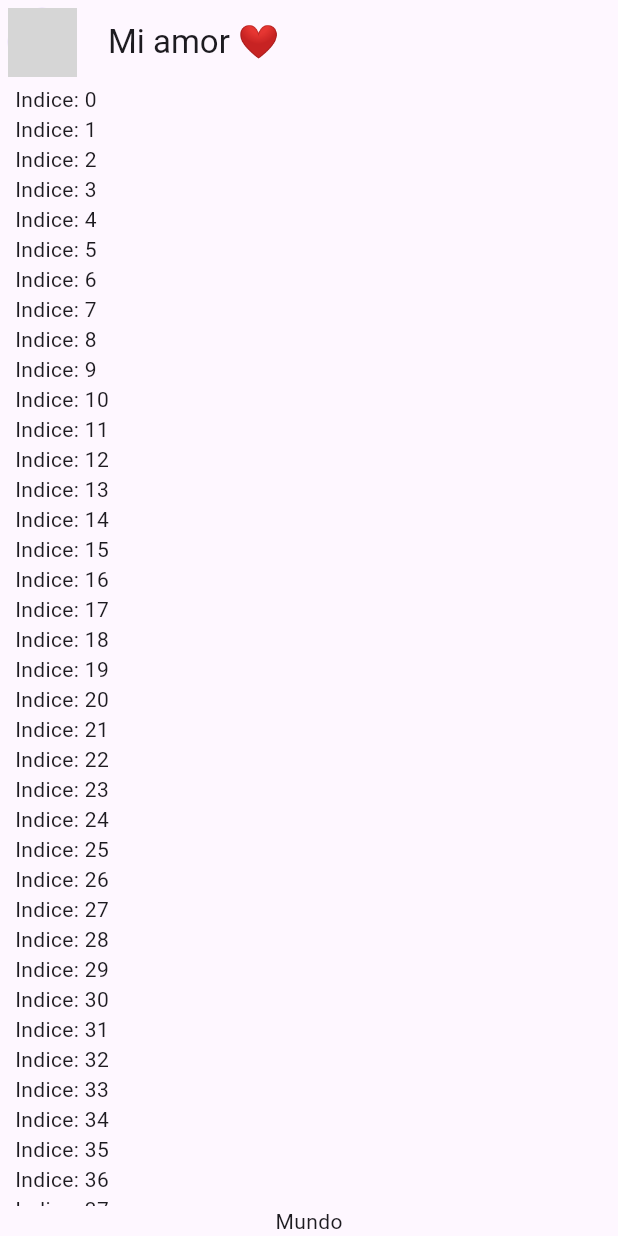
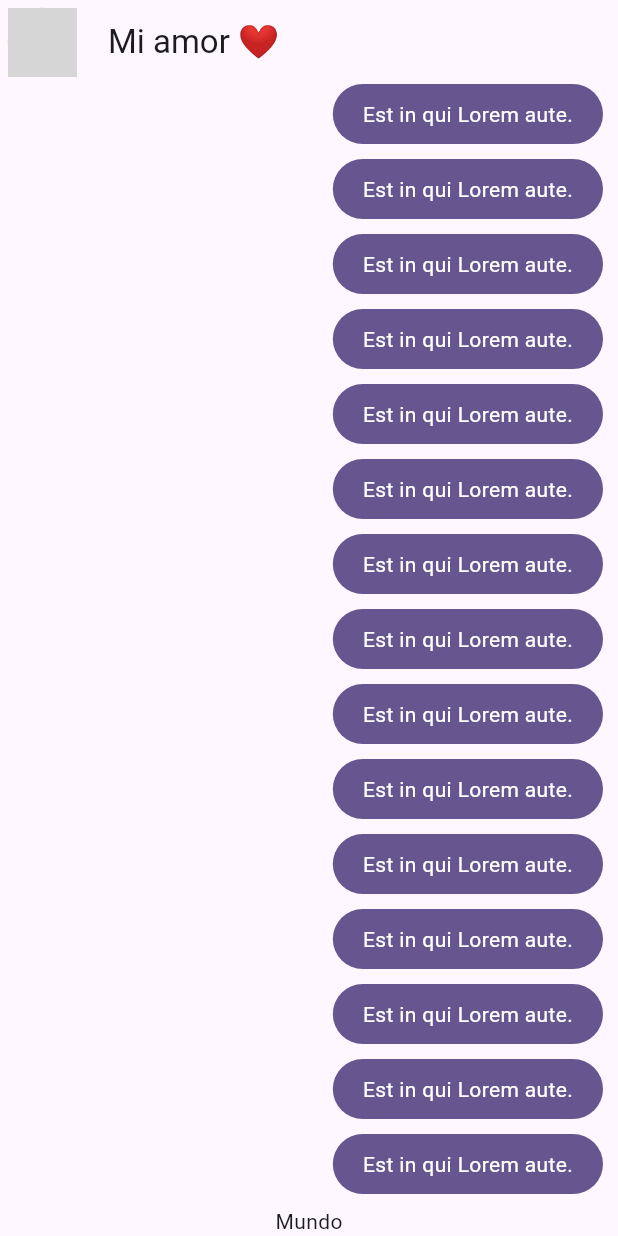
Before and after one commit to jorchev/flutter, a Flutter app: the screen it shows after launch, on a phone screen of 412 x 824 dp. Run offline on Flutter 3.47's test engine with Material 3 defaults, Android fonts, the phone set to English and light mode, and no system bars; network calls fail; grey boxes are pictures that could not be loaded.

Commit message:
Mis mensajes - Burbuja de chat

```diff
--- a/yes_no_app/lib/main.dart
+++ b/yes_no_app/lib/main.dart
@@ -1,6 +1,6 @@
 import 'package:flutter/material.dart';
 import 'package:yes_no_app/config/theme/app_theme.dart';
-import 'package:yes_no_app/presentation/chat/chat_screen.dart';
+import 'package:yes_no_app/presentation/screens/chat/chat_screen.dart';
 
 void main() => runApp(const MyApp());
 
--- a/yes_no_app/lib/presentation/chat/chat_screen.dart
+++ b/yes_no_app/lib/presentation/screens/chat/chat_screen.dart
@@ -1,6 +1,7 @@
 
 
 import 'package:flutter/material.dart';
+import 'package:yes_no_app/presentation/widgets/chat/my_message_bubble.dart';
 
 class ChatScreen extends StatelessWidget {
   const ChatScreen({super.key});
@@ -36,7 +37,7 @@ class _ChatView extends StatelessWidget {
             Expanded(child: ListView.builder(
               itemCount: 100,
               itemBuilder: (context, index) {
-              return Text('Indice: $index');
+              return const MyMessageBubble();
             })),
 
             const Text('Mundo')
--- /dev/null
+++ b/yes_no_app/lib/presentation/widgets/chat/my_message_bubble.dart
@@ -0,0 +1,28 @@
+import 'package:flutter/material.dart'; // snippet importM
+
+class MyMessageBubble extends StatelessWidget { // snippet statelessW
+  const MyMessageBubble({super.key});
+
+  @override
+  Widget build(BuildContext context) {
+
+    final colors = Theme.of(context).colorScheme;
+
+    return Column(
+      crossAxisAlignment: CrossAxisAlignment.end,
+      children: [
+        Container(
+          decoration: BoxDecoration(
+            color: colors.primary,
+            borderRadius: BorderRadius.circular(20)
+          ),
+          child: const Padding(
+            padding: EdgeInsets.symmetric( horizontal: 20, vertical: 10 ),
+            child: Text('Est in qui Lorem aute.', style: TextStyle(color: Colors.white),),
+          ),
+        ),
+        const SizedBox(height: 10,)
+      ],
+    );
+  }
+}
```
